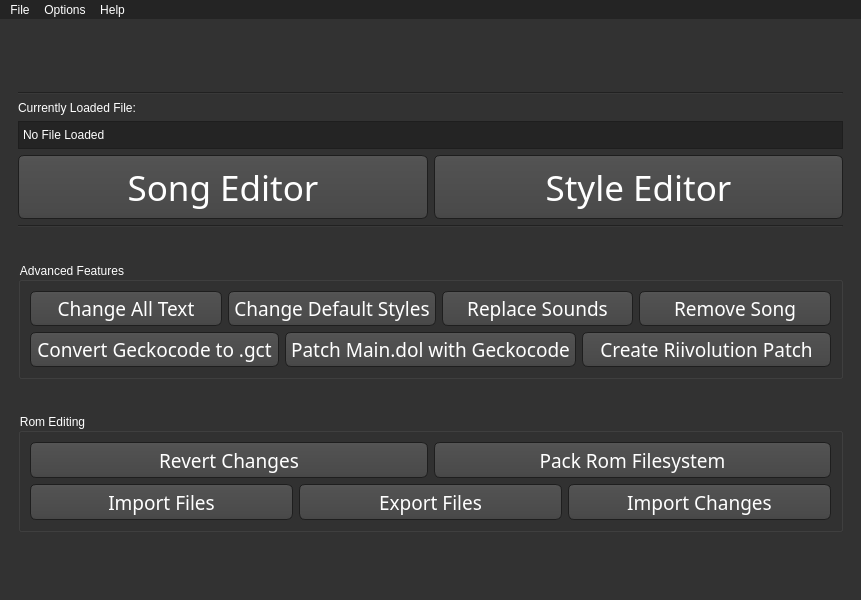
First picture: the form in templates/main_window.ui, repository BenjaminHalko/WiiMusicEditorPlus, before the edit.
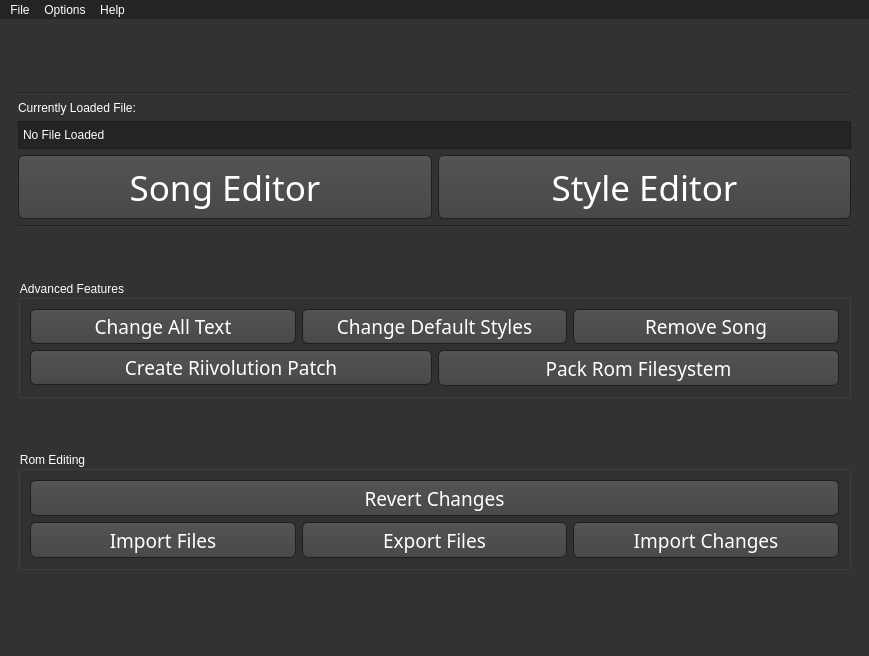
Second picture: the form after the edit. Icons and pictures are not drawn.

Diff of the .ui file:
```diff
--- a/templates/main_window.ui
+++ b/templates/main_window.ui
@@ -6,8 +6,8 @@
    <rect>
     <x>0</x>
     <y>0</y>
-    <width>861</width>
-    <height>600</height>
+    <width>869</width>
+    <height>656</height>
    </rect>
   </property>
   <property name="contextMenuPolicy">
@@ -875,19 +875,6 @@
                </property>
               </widget>
              </item>
-             <item>
-              <widget class="QPushButton" name="MP_ReplaceSound_Button">
-               <property name="font">
-                <font>
-                 <family>Continuum Medium</family>
-                 <pointsize>14</pointsize>
-                </font>
-               </property>
-               <property name="text">
-                <string>Replace Sounds</string>
-               </property>
-              </widget>
-             </item>
              <item>
               <widget class="QPushButton" name="MP_RemoveSong_Button">
                <property name="font">
@@ -905,32 +892,6 @@
            </item>
            <item>
             <layout class="QHBoxLayout" name="MP_Advanced2">
-             <item>
-              <widget class="QPushButton" name="MP_GeckocodeConvert_Button">
-               <property name="font">
-                <font>
-                 <family>Continuum Medium</family>
-                 <pointsize>14</pointsize>
-                </font>
-               </property>
-               <property name="text">
-                <string>Convert Geckocode to .gct</string>
-               </property>
-              </widget>
-             </item>
-             <item>
-              <widget class="QPushButton" name="MP_MainDolPatch_Button">
-               <property name="font">
-                <font>
-                 <family>Continuum Medium</family>
-                 <pointsize>14</pointsize>
-                </font>
-               </property>
-               <property name="text">
-                <string>Patch Main.dol with Geckocode</string>
-               </property>
-              </widget>
-             </item>
              <item>
               <widget class="QPushButton" name="MP_Riivolution_Button">
                <property name="font">
@@ -944,6 +905,25 @@
                </property>
               </widget>
              </item>
+             <item>
+              <widget class="QPushButton" name="MP_PackRom_Button">
+               <property name="minimumSize">
+                <size>
+                 <width>0</width>
+                 <height>36</height>
+                </size>
+               </property>
+               <property name="font">
+                <font>
+                 <family>Continuum Medium</family>
+                 <pointsize>14</pointsize>
+                </font>
+               </property>
+               <property name="text">
+                <string>Pack Rom Filesystem</string>
+               </property>
+              </widget>
+             </item>
             </layout>
            </item>
           </layout>
@@ -989,25 +969,6 @@
                </property>
               </widget>
              </item>
-             <item>
-              <widget class="QPushButton" name="MP_PackRom_Button">
-               <property name="minimumSize">
-                <size>
-                 <width>0</width>
-                 <height>36</height>
-                </size>
-               </property>
-               <property name="font">
-                <font>
-                 <family>Continuum Medium</family>
-                 <pointsize>14</pointsize>
-                </font>
-               </property>
-               <property name="text">
-                <string>Pack Rom Filesystem</string>
-               </property>
-              </widget>
-             </item>
             </layout>
            </item>
            <item>
@@ -2616,7 +2577,7 @@
     <rect>
      <x>0</x>
      <y>0</y>
-     <width>861</width>
+     <width>869</width>
      <height>22</height>
     </rect>
    </property>
```
Left out of the diff: 23 changed lines with no effect on the pictures. Lines whose indentation alone changed are shown as unchanged.
